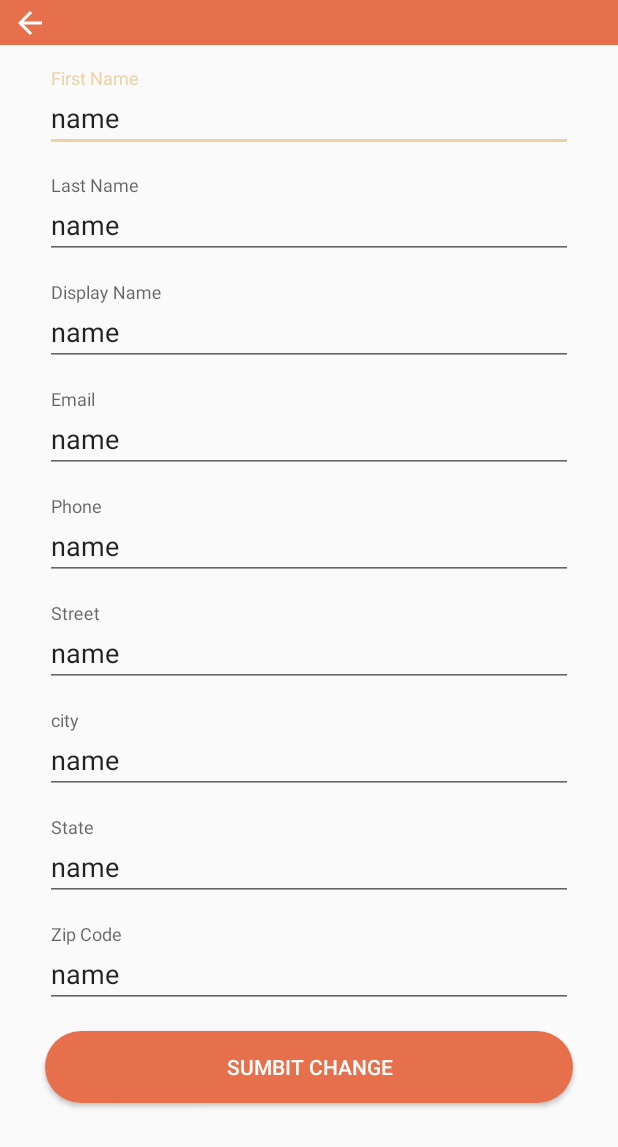
After one commit to CSC322TeamL/Online-Restaurant, an Android app: the UserPersonalInfoActivity screen opened directly, with no data from a screen before it, on a phone screen of 412 x 824 dp. The commit adds this screen. Shown: the top 1147 px of the screen. Run offline under Robolectric (Android 15) with nearby library versions, the phone set to English and light mode, and no system bars; 10 statements that could not run were skipped.

Commit message:
User personal info page

```diff
--- a/Code/SimpleRestaurant/app/src/main/AndroidManifest.xml
+++ b/Code/SimpleRestaurant/app/src/main/AndroidManifest.xml
@@ -21,6 +21,7 @@
         </activity>
         <activity android:name=".UserMainPageActivity"/>
         <activity android:name=".UserRegisterRequestActivity" android:parentActivityName=".MainActivity"/>
+        <activity android:name=".UserPersonalInfoActivity" android:parentActivityName=".UserMainPageActivity"/>
     </application>
 
 </manifest>
--- /dev/null
+++ b/Code/SimpleRestaurant/app/src/main/java/com/example/simplerestaurant/UserPersonalInfoActivity.java
@@ -0,0 +1,130 @@
+package com.example.simplerestaurant;
+
+import android.content.Intent;
+import android.os.Bundle;
+import android.util.Log;
+import android.view.View;
+import android.widget.Button;
+import android.widget.ImageButton;
+
+import androidx.annotation.Nullable;
+
+import com.example.simplerestaurant.beans.UserBasicInfoBean;
+import com.google.android.material.textfield.TextInputLayout;
+
+public class UserPersonalInfoActivity extends BaseActivity implements View.OnClickListener{
+
+    private UserBasicInfoBean userInfo;
+    private TextInputLayout tiFirstName, tiLastName, tiDisplayName
+            , tiEmail, tiPhone, tiStreet, tiCity, tiState, tiZipCode;
+    private String firstName, lastName, displayName, email, phone
+            , street, city, state, zipCode;
+
+    private ImageButton backward;
+    private Button submit;
+
+    @Override
+    protected void onCreate(@Nullable Bundle savedInstanceState) {
+        super.onCreate(savedInstanceState);
+
+        setContentView(R.layout.activity_user_personal_info);
+
+        tiFirstName = (TextInputLayout)findViewById(R.id.textinput_user_firstname);
+        tiLastName = (TextInputLayout)findViewById(R.id.textinput_user_lastname);
+        tiDisplayName = (TextInputLayout)findViewById(R.id.textinput_user_displayname);
+        tiEmail = (TextInputLayout)findViewById(R.id.textinput_user_email);
+        tiPhone = (TextInputLayout)findViewById(R.id.textinput_user_phone);
+        tiStreet = (TextInputLayout)findViewById(R.id.textinput_user_street);
+        tiCity = (TextInputLayout)findViewById(R.id.textinput_user_city);
+        tiState = (TextInputLayout)findViewById(R.id.textinput_user_state);
+        tiZipCode = (TextInputLayout)findViewById(R.id.textinput_user_zipcode);
+
+        backward = (ImageButton) findViewById(R.id.imagebtn_backward);
+        submit = (Button) findViewById(R.id.button_user_info_submit);
+
+        Intent intent = getIntent();
+        userInfo = UnitTools.getGson().fromJson(intent.getStringExtra("userInfo"), UserBasicInfoBean.class);
+        Log.i("acc", userInfo.toString());
+        setUpFields(userInfo);
+    }
+
+    private void setUpFields(UserBasicInfoBean userinfo){
+        if(null == tiFirstName){
+            return;
+        }
+        tiFirstName.getEditText().setText(userinfo.getBasicInfo().getFistName());
+        tiLastName.getEditText().setText(userinfo.getBasicInfo().getLastName());
+        tiEmail.getEditText().setText(userinfo.getContact().getEmail());
+        tiDisplayName.getEditText().setText(userinfo.getDisplayName());
+        tiPhone.getEditText().setText(userinfo.getContact().getPhone());
+        tiStreet.getEditText().setText(userinfo.getContact().getAddress().getStreet());
+        tiCity.getEditText().setText(userinfo.getContact().getAddress().getCity());
+        tiState.getEditText().setText(userinfo.getContact().getAddress().getState());
+        tiZipCode.getEditText().setText(userinfo.getContact().getAddress().getZipCode());
+    }
+
+    private UserBasicInfoBean getInfoFromfields(){
+        firstName = tiFirstName.getEditText().getText().toString().trim();
+        lastName = tiLastName.getEditText().getText().toString().trim();
+        displayName = tiDisplayName.getEditText().getText().toString().trim();
+        phone = tiPhone.getEditText().getText().toString().trim();
+        street = tiStreet.getEditText().getText().toString().trim();
+        city = tiCity.getEditText().getText().toString().trim();
+        state = tiState.getEditText().getText().toString().trim();
+        zipCode = tiZipCode.getEditText().getText().toString().trim();
+        if(null == firstName){
+            tiFirstName.getEditText().setError("First Name empty");
+            return null;
+        }
+        if(null == lastName){
+            tiLastName.getEditText().setError("First Name empty");
+            return null;
+        }
+        if(null == displayName){
+            tiDisplayName.getEditText().setError("First Name empty");
+            return null;
+        }
+        if(null == phone){
+            tiPhone.getEditText().setError("First Name empty");
+            return null;
+        }
+        if(null == street){
+            tiStreet.getEditText().setError("First Name empty");
+            return null;
+        }
+        if(null == city){
+            tiCity.getEditText().setError("First Name empty");
+            return null;
+        }
+        if(null == state){
+            tiState.getEditText().setError("First Name empty");
+            return null;
+        }
+        if(null == zipCode){
+            tiZipCode.getEditText().setError("First Name empty");
+            return null;
+        }
+        userInfo.getBasicInfo().setFistName(firstName);
+        userInfo.getBasicInfo().setLastName(lastName);
+        userInfo.setDisplayName(displayName);
+        userInfo.getContact().setPhone(phone);
+        userInfo.getContact().getAddress().setState(state);
+        userInfo.getContact().getAddress().setCity(city);
+        userInfo.getContact().getAddress().setStreet(street);
+        userInfo.getContact().getAddress().setZipCode(zipCode);
+
+        return userInfo;
+    }
+
+    @Override
+    public void onClick(View v) {
+        switch (v.getId()){
+            case R.id.button_user_info_submit:
+
+                break;
+            case R.id.imagebtn_backward:
+                finish();
+                break;
+        }
+    }
+}
--- /dev/null
+++ b/Code/SimpleRestaurant/app/src/main/res/layout/activity_user_personal_info.xml
@@ -0,0 +1,152 @@
+<?xml version="1.0" encoding="utf-8"?>
+<ScrollView
+    xmlns:android="http://schemas.android.com/apk/res/android" android:layout_width="match_parent"
+    android:layout_height="match_parent">
+    <LinearLayout
+        android:layout_width="match_parent"
+        android:layout_height="wrap_content"
+        android:orientation="vertical">
+        <include layout="@layout/toolbar_navigation"
+            android:layout_width="match_parent"
+            android:layout_height="30dp"/>
+        <com.google.android.material.textfield.TextInputLayout
+            android:id="@+id/textinput_user_firstname"
+            android:layout_width="match_parent"
+            android:layout_height="wrap_content"
+            android:layout_marginLeft="30dp"
+            android:layout_marginRight="30dp"
+            android:layout_marginTop="15dp">
+            <EditText
+                android:id="@+id/et_user_firstname"
+                android:layout_width="match_parent"
+                android:layout_height="wrap_content"
+                android:hint="First Name"
+                android:text="name"/>
+        </com.google.android.material.textfield.TextInputLayout>
+        <com.google.android.material.textfield.TextInputLayout
+            android:id="@+id/textinput_user_lastname"
+            android:layout_width="match_parent"
+            android:layout_height="wrap_content"
+            android:layout_marginLeft="30dp"
+            android:layout_marginRight="30dp"
+            android:layout_marginTop="15dp">
+            <EditText
+                android:id="@+id/et_user_lastname"
+                android:layout_width="match_parent"
+                android:layout_height="wrap_content"
+                android:hint="Last Name"
+                android:text="name"/>
+        </com.google.android.material.textfield.TextInputLayout>
+        <com.google.android.material.textfield.TextInputLayout
+            android:id="@+id/textinput_user_displayname"
+            android:layout_width="match_parent"
+            android:layout_height="wrap_content"
+            android:layout_marginLeft="30dp"
+            android:layout_marginRight="30dp"
+            android:layout_marginTop="15dp">
+            <EditText
+                android:id="@+id/et_user_diaplayname"
+                android:layout_width="match_parent"
+                android:layout_height="wrap_content"
+                android:hint="Display Name"
+                android:text="name"/>
+        </com.google.android.material.textfield.TextInputLayout>
+        <com.google.android.material.textfield.TextInputLayout
+            android:id="@+id/textinput_user_email"
+            android:layout_width="match_parent"
+            android:layout_height="wrap_content"
+            android:layout_marginLeft="30dp"
+            android:layout_marginRight="30dp"
+            android:layout_marginTop="15dp">
+            <EditText
+                android:id="@+id/et_user_email"
+                android:layout_width="match_parent"
+                android:layout_height="wrap_content"
+                android:hint="Email"
+                android:text="name"/>
+        </com.google.android.material.textfield.TextInputLayout>
+        <com.google.android.material.textfield.TextInputLayout
+            android:id="@+id/textinput_user_phone"
+            android:layout_width="match_parent"
+            android:layout_height="wrap_content"
+            android:layout_marginLeft="30dp"
+            android:layout_marginRight="30dp"
+            android:layout_marginTop="15dp">
+            <EditText
+                android:id="@+id/et_user_phone"
+                android:layout_width="match_parent"
+                android:layout_height="wrap_content"
+                android:hint="Phone"
+                android:text="name"/>
+        </com.google.android.material.textfield.TextInputLayout>
+        <com.google.android.material.textfield.TextInputLayout
+            android:id="@+id/textinput_user_street"
+            android:layout_width="match_parent"
+            android:layout_height="wrap_content"
+            android:layout_marginLeft="30dp"
+            android:layout_marginRight="30dp"
+            android:layout_marginTop="15dp">
+            <EditText
+                android:id="@+id/et_user_street"
+                android:layout_width="match_parent"
+                android:layout_height="wrap_content"
+                android:hint="Street"
+                android:text="name"/>
+        </com.google.android.material.textfield.TextInputLayout>
+        <com.google.android.material.textfield.TextInputLayout
+            android:id="@+id/textinput_user_city"
+            android:layout_width="match_parent"
+            android:layout_height="wrap_content"
+            android:layout_marginLeft="30dp"
+            android:layout_marginRight="30dp"
+            android:layout_marginTop="15dp">
+            <EditText
+                android:id="@+id/et_user_city"
+                android:layout_width="match_parent"
+                android:layout_height="wrap_content"
+                android:hint="city"
+                android:text="name"/>
+        </com.google.android.material.textfield.TextInputLayout>
+        <com.google.android.material.textfield.TextInputLayout
+            android:id="@+id/textinput_user_state"
+            android:layout_width="match_parent"
+            android:layout_height="wrap_content"
+            android:layout_marginLeft="30dp"
+            android:layout_marginRight="30dp"
+            android:layout_marginTop="15dp">
+            <EditText
+                android:id="@+id/et_user_state"
+                android:layout_width="match_parent"
+                android:layout_height="wrap_content"
+                android:hint="State"
+                android:text="name"/>
+        </com.google.android.material.textfield.TextInputLayout>
+        <com.google.android.material.textfield.TextInputLayout
+            android:id="@+id/textinput_user_zipcode"
+            android:layout_width="match_parent"
+            android:layout_height="wrap_content"
+            android:layout_marginLeft="30dp"
+            android:layout_marginRight="30dp"
+            android:layout_marginTop="15dp">
+            <EditText
+                android:id="@+id/et_user_zipcode"
+                android:layout_width="match_parent"
+                android:layout_height="wrap_content"
+                android:hint="Zip Code"
+                android:text="name"/>
+        </com.google.android.material.textfield.TextInputLayout>
+
+        <Button
+            android:id="@+id/button_user_info_submit"
+            android:layout_width="match_parent"
+            android:layout_height="wrap_content"
+            android:background="@drawable/rounded_button_background"
+            android:layout_marginTop="15dp"
+            android:layout_marginBottom="15dp"
+            android:layout_marginLeft="30dp"
+            android:layout_marginRight="30dp"
+            android:text="Sumbit change"
+            android:textColor="@color/white"/>
+
+    </LinearLayout>
+</ScrollView>
```
Also changed, not shown: Code/SimpleRestaurant/app/src/main/java/com/example/simplerestaurant/Fragments/UserAccountFragment.java (+9 -1 lines), Code/SimpleRestaurant/app/src/main/java/com/example/simplerestaurant/beans/UserPersonalInfoBean.java (+6 -6 lines).
